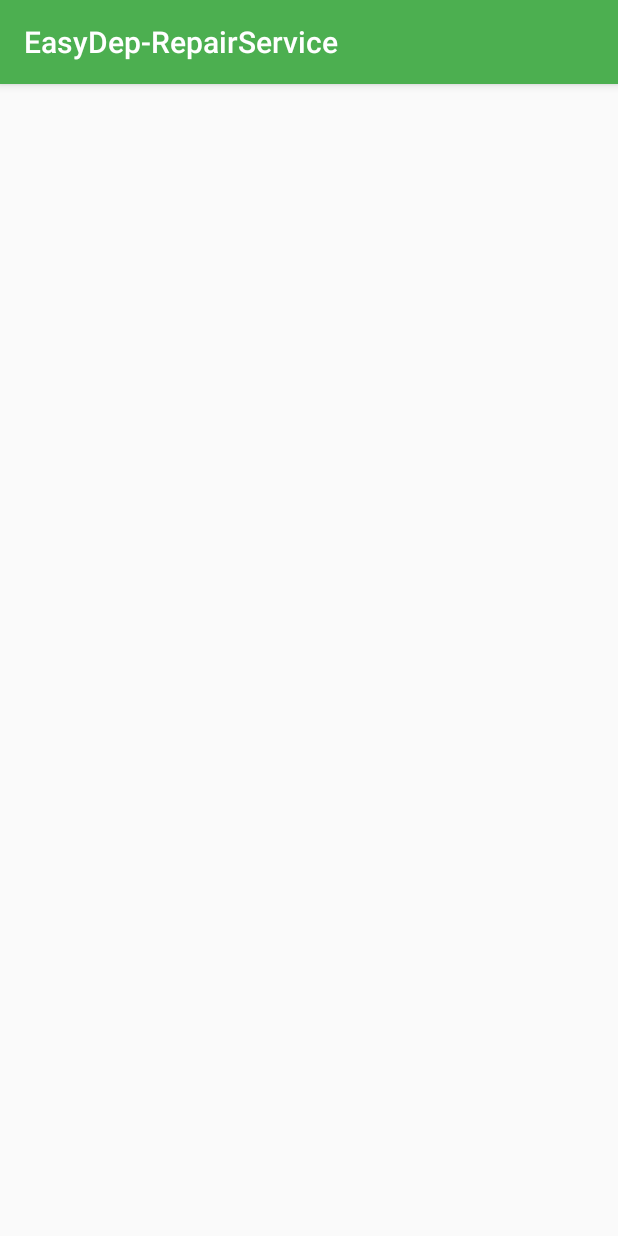
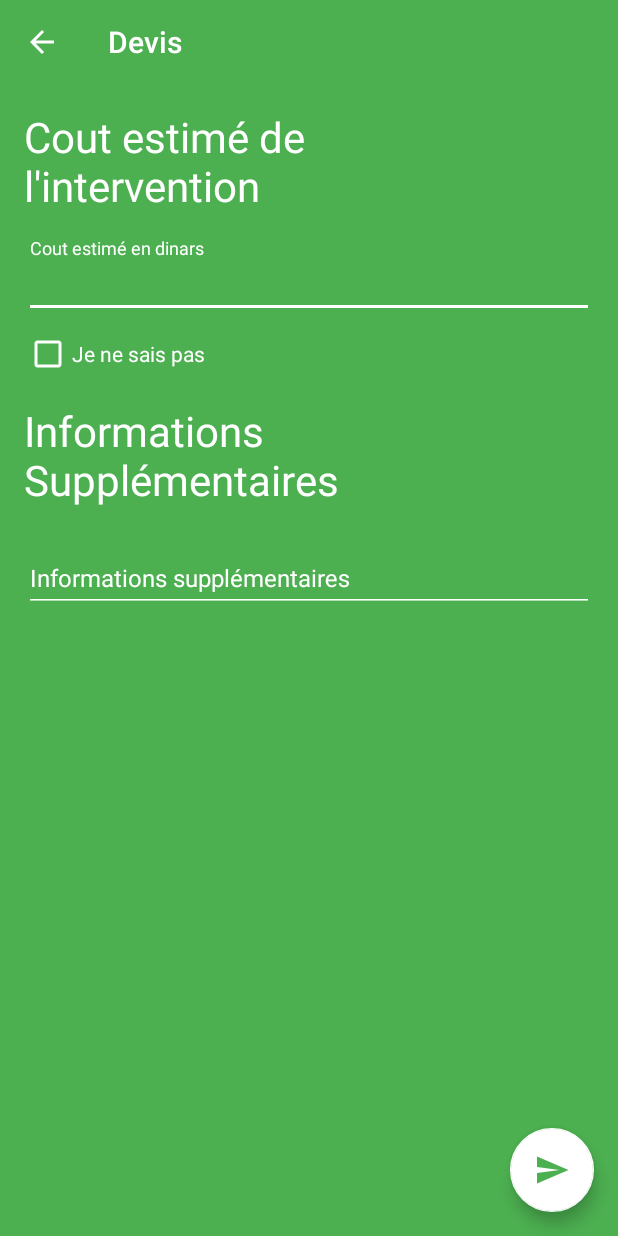
Before and after one commit to nounoubensebia/easydep-android-repair-service, an Android app: the EstimateActivity screen opened directly, with no data from a screen before it, on a phone screen of 412 x 824 dp. Run offline under Robolectric (Android 15) with nearby library versions, the phone set to English and light mode, and no system bars.

Commit message:
added estimate layout

```diff
--- a/app/src/main/AndroidManifest.xml
+++ b/app/src/main/AndroidManifest.xml
@@ -51,7 +51,10 @@
                 android:name="android.support.PARENT_ACTIVITY"
                 android:value="com.example.nouno.easydep_repairservice.MainActivity" />
         </activity>
-        <activity android:name=".EstimateActivity"></activity>
+        <activity android:name=".EstimateActivity"
+            android:label="Devis"
+            android:windowSoftInputMode="adjustResize"
+            android:theme="@style/SignupTheme"></activity>
     </application>
 
 </manifest>
--- a/app/src/main/java/com/example/nouno/easydep_repairservice/Data/QueueElement.java
+++ b/app/src/main/java/com/example/nouno/easydep_repairservice/Data/QueueElement.java
@@ -1,6 +1,4 @@
 package com.example.nouno.easydep_repairservice.Data;
-
-import com.example.nouno.easydep_repairservice.QueueFragment;
 
 import org.json.JSONArray;
 import org.json.JSONException;
@@ -31,7 +29,7 @@ public class QueueElement extends AssistanceRequest {
                 JSONObject jsonObject = jsonArray.getJSONObject(i);
                 int position = jsonObject.getInt("position");
                 AssistanceRequest assistanceRequest = assistanceRequests.get(i);
-                QueueElement queueElement = new QueueElement(assistanceRequest.getId(), assistanceRequest.getCarOwner(), assistanceRequest.getDeparture(),
+                QueueElement queueElement = new QueueElement(assistanceRequest.getId(), assistanceRequest.getCarOwner(), assistanceRequest.getUserPositon(),
                         assistanceRequest.getToDeparture(), assistanceRequest.getDestination(), assistanceRequest.getToDestination(), assistanceRequest.getTime(), position);
                 queueElements.add(queueElement);
                 if (position>0)
--- a/app/src/main/java/com/example/nouno/easydep_repairservice/EstimateActivity.java
+++ b/app/src/main/java/com/example/nouno/easydep_repairservice/EstimateActivity.java
@@ -2,6 +2,7 @@ package com.example.nouno.easydep_repairservice;
 
 import android.support.v7.app.AppCompatActivity;
 import android.os.Bundle;
+import android.support.v7.widget.Toolbar;
 
 public class EstimateActivity extends AppCompatActivity {
 
@@ -9,5 +10,8 @@ public class EstimateActivity extends AppCompatActivity {
     protected void onCreate(Bundle savedInstanceState) {
         super.onCreate(savedInstanceState);
         setContentView(R.layout.activity_estimate);
+        Toolbar toolbar=(Toolbar)findViewById(R.id.toolbar1);
+        setSupportActionBar(toolbar);
+        getSupportActionBar().setDisplayHomeAsUpEnabled(true);
     }
 }
--- a/app/src/main/java/com/example/nouno/easydep_repairservice/ListAdapters/AssistanceRequestAdapter.java
+++ b/app/src/main/java/com/example/nouno/easydep_repairservice/ListAdapters/AssistanceRequestAdapter.java
@@ -3,7 +3,6 @@ package com.example.nouno.easydep_repairservice.ListAdapters;
 import android.content.Context;
 import android.support.annotation.NonNull;
 import android.support.annotation.Nullable;
-import android.text.Layout;
 import android.view.LayoutInflater;
 import android.view.View;
 import android.view.ViewGroup;
@@ -40,7 +39,7 @@ public class AssistanceRequestAdapter extends ArrayAdapter<AssistanceRequest> {
         View destinationLayout = item.findViewById(R.id.destination_layout);
         nameText.setText(assistanceRequest.getCarOwner().getFullName());
         toDepartureDurationText.setText(assistanceRequest.getDepartureDurationString());
-        departureText.setText(assistanceRequest.getDeparture().getLocationName());
+        departureText.setText(assistanceRequest.getUserPositon().getLocationName());
         if (assistanceRequest.getDestination()==null)
         {
             destinationLayout.setVisibility(View.GONE);
--- a/app/src/main/java/com/example/nouno/easydep_repairservice/ListAdapters/QueueElementAdapter.java
+++ b/app/src/main/java/com/example/nouno/easydep_repairservice/ListAdapters/QueueElementAdapter.java
@@ -9,7 +9,6 @@ import android.view.ViewGroup;
 import android.widget.ArrayAdapter;
 import android.widget.TextView;
 
-import com.example.nouno.easydep_repairservice.Data.AssistanceRequest;
 import com.example.nouno.easydep_repairservice.Data.QueueElement;
 import com.example.nouno.easydep_repairservice.R;
 
@@ -58,7 +57,7 @@ public class QueueElementAdapter extends ArrayAdapter<QueueElement> {
                 break;
         }
         nameText.setText(queueElement.getCarOwner().getFullName());
-        locationText.setText(queueElement.getDeparture().getLocationName());
+        locationText.setText(queueElement.getUserPositon().getLocationName());
         durationText.setText(queueElement.getDepartureDurationString());
         return item;
     }
--- a/app/src/main/java/com/example/nouno/easydep_repairservice/LocationSearchActivity.java
+++ b/app/src/main/java/com/example/nouno/easydep_repairservice/LocationSearchActivity.java
@@ -117,7 +117,7 @@ public class LocationSearchActivity extends AppCompatActivity {
     private void startAskingActivity(Position position)
     {
         if (departure)
-            detailedAssistanceRequest.setDeparture(position);
+            detailedAssistanceRequest.setUserPositon(position);
         else
             detailedAssistanceRequest.setDestination(position);
         Intent i = new Intent(this, CreateAssistanceRequestActivity.class);
--- a/app/src/main/java/com/example/nouno/easydep_repairservice/QueueFragment.java
+++ b/app/src/main/java/com/example/nouno/easydep_repairservice/QueueFragment.java
@@ -76,7 +76,7 @@ public class QueueFragment extends Fragment {
 
     private void getRepairService ()
     {
-        repairService = new RepairService(3,"Bensebia","Noureddine");
+        repairService = new RepairService(7,"Bensebia","Noureddine");
     }
 
     private void getQueueElements ()
--- a/app/src/main/java/com/example/nouno/easydep_repairservice/RequestsListFragment.java
+++ b/app/src/main/java/com/example/nouno/easydep_repairservice/RequestsListFragment.java
@@ -61,7 +61,7 @@ public class RequestsListFragment extends Fragment {
 
     private void getRepairService ()
     {
-        repairService = new RepairService(3,"Bensebia","Noureddine");
+        repairService = new RepairService(7,"Bensebia","Noureddine");
     }
 
     private void getAssistanceRequests ()
--- /dev/null
+++ b/app/src/main/res/drawable/ic_send_24dp.xml
@@ -0,0 +1,9 @@
+<vector xmlns:android="http://schemas.android.com/apk/res/android"
+        android:width="24dp"
+        android:height="24dp"
+        android:viewportWidth="24.0"
+        android:viewportHeight="24.0">
+    <path
+        android:fillColor="@color/colorPrimary"
+        android:pathData="M2.01,21L23,12 2.01,3 2,10l15,2 -15,2z"/>
+</vector>
--- a/app/src/main/res/layout/activity_assistance_request_info.xml
+++ b/app/src/main/res/layout/activity_assistance_request_info.xml
@@ -44,7 +44,7 @@
                         android:layout_width="match_parent"
                         android:layout_height="match_parent"
                         android:layout_below="@+id/map"
-                        android:background="@color/colorPrimaryDark"
+                        android:background="@color/colorPrimary"
                         android:orientation="vertical">
 
                         <TextView
--- a/app/src/main/res/layout/activity_estimate.xml
+++ b/app/src/main/res/layout/activity_estimate.xml
@@ -1,9 +1,91 @@
 <?xml version="1.0" encoding="utf-8"?>
-<android.support.constraint.ConstraintLayout xmlns:android="http://schemas.android.com/apk/res/android"
+<android.support.design.widget.CoordinatorLayout xmlns:android="http://schemas.android.com/apk/res/android"
     xmlns:app="http://schemas.android.com/apk/res-auto"
     xmlns:tools="http://schemas.android.com/tools"
     android:layout_width="match_parent"
+    android:orientation="vertical"
+    android:background="@color/colorPrimary"
     android:layout_height="match_parent"
     tools:context="com.example.nouno.easydep_repairservice.EstimateActivity">
+    <LinearLayout
+        android:layout_width="match_parent"
+        android:orientation="vertical"
+        android:layout_height="wrap_content">
+    <android.support.v7.widget.Toolbar
+        android:id="@+id/toolbar1"
+        android:layout_width="match_parent"
+        android:layout_height="wrap_content"
+        android:background="?attr/colorPrimary"
+        android:minHeight="?attr/actionBarSize"
+        android:theme="@style/ToolbarTheme"
+        app:popupTheme="@style/ThemeOverlay.AppCompat.Light" />
+    <LinearLayout
+        android:layout_marginTop="16dp"
+        android:layout_marginLeft="16dp"
+        android:layout_marginRight="16dp"
+        android:layout_width="match_parent"
+        android:orientation="vertical"
+        android:layout_height="wrap_content">
+        <TextView
+            android:layout_width="260dp"
+            android:layout_height="wrap_content"
+            android:textSize="28sp"
+            android:layout_marginBottom="16dp"
+            android:text="Cout estimé de l'intervention"/>
 
-</android.support.constraint.ConstraintLayout>
+            <android.support.design.widget.TextInputLayout
+                android:id="@+id/estimated_cost"
+                android:layout_width="match_parent"
+                android:layout_height="wrap_content">
+                <EditText
+                    android:textSize="16sp"
+                    android:layout_width="match_parent"
+                    android:layout_height="wrap_content"
+                    android:hint="Cout estimé en dinars"
+                    android:inputType="numberDecimal"
+                    android:textColor="@android:color/white"
+                    android:textColorHighlight="@android:color/white"
+                    android:textColorHint="@android:color/white" />
+
+            </android.support.design.widget.TextInputLayout>
+                <CheckBox
+                    android:layout_marginTop="8dp"
+                    android:text="Je ne sais pas"
+                    android:textColor="#FFF"
+                    android:layout_width="wrap_content"
+                    android:layout_height="wrap_content" />
+        <TextView
+            android:layout_marginTop="16dp"
+            android:layout_width="260dp"
+            android:layout_height="wrap_content"
+            android:textSize="28sp"
+            android:layout_marginBottom="16dp"
+            android:text="Informations Supplémentaires"/>
+        <android.support.design.widget.TextInputLayout
+            android:id="@+id/extra_info"
+            android:layout_width="match_parent"
+            android:layout_height="wrap_content">
+            <EditText
+                android:textSize="16sp"
+                android:layout_width="match_parent"
+                android:layout_height="wrap_content"
+                android:hint="Informations supplémentaires"
+                android:inputType="textEmailAddress"
+                android:textColor="@android:color/white"
+                android:textColorHighlight="@android:color/white"
+                android:textColorHint="@android:color/white" />
+
+        </android.support.design.widget.TextInputLayout>
+
+
+    </LinearLayout>
+    </LinearLayout>
+    <android.support.design.widget.FloatingActionButton
+        android:layout_width="wrap_content"
+        android:layout_gravity="bottom|right"
+        android:layout_margin="16dp"
+        android:src="@drawable/ic_send_24dp"
+        app:fabSize="normal"
+        android:layout_height="wrap_content" />
+
+</android.support.design.widget.CoordinatorLayout>
--- a/app/src/main/res/layout/activity_location_search.xml
+++ b/app/src/main/res/layout/activity_location_search.xml
@@ -4,7 +4,7 @@
     xmlns:tools="http://schemas.android.com/tools"
     android:layout_width="match_parent"
     android:layout_height="match_parent"
-    android:background="@color/colorPrimaryDark"
+    android:background="@color/colorPrimary"
     android:orientation="vertical"
     tools:context=".LocationSearchActivity">
 
--- a/app/src/main/res/layout/search_suggestion_list_item.xml
+++ b/app/src/main/res/layout/search_suggestion_list_item.xml
@@ -1,7 +1,7 @@
 <?xml version="1.0" encoding="utf-8"?>
 <LinearLayout xmlns:android="http://schemas.android.com/apk/res/android"
     android:orientation="vertical" android:layout_width="match_parent"
-    android:background="@color/colorPrimaryDark"
+    android:background="@color/colorPrimary"
     android:layout_height="wrap_content">
     <TextView
         android:id="@+id/main_location_text"
--- a/app/src/main/res/values/styles.xml
+++ b/app/src/main/res/values/styles.xml
@@ -14,7 +14,7 @@
 
     <style name="SignupTheme" parent="Theme.AppCompat.Light.NoActionBar">
         <item name="colorPrimary">@android:color/transparent</item>
-        <item name="colorPrimaryDark">@color/colorPrimaryDark</item>
+        <item name="colorPrimaryDark">@color/colorPrimary</item>
 
         <!--<item name="android:navigationBarColor" tools:targetApi="lollipop">@color/backgroundColor</item>-->
         <item name="colorAccent">#FFF</item>
```
Also changed, not shown: app/src/main/java/com/example/nouno/easydep_repairservice/AssistanceRequestInfoActivity.java (+20 -4 lines), app/src/main/java/com/example/nouno/easydep_repairservice/CreateAssistanceRequestActivity.java (+20 -1 lines), app/src/main/java/com/example/nouno/easydep_repairservice/Data/AssistanceRequest.java (+15 -15 lines), app/src/main/java/com/example/nouno/easydep_repairservice/Data/RepairService.java (+7 -0 lines).
